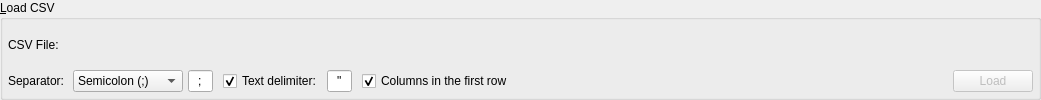
maniac787/pgmodeler, file libs/libgui/ui/widgets/csvloadwidget.ui: the form before one commit.
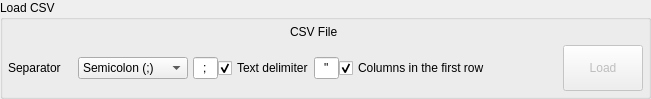
The form after the commit. Icons and pictures are not drawn.

What changed in the file:
```diff
--- a/libs/libgui/ui/widgets/csvloadwidget.ui
+++ b/libs/libgui/ui/widgets/csvloadwidget.ui
@@ -6,14 +6,17 @@
    <rect>
     <x>0</x>
     <y>0</y>
-    <width>1041</width>
-    <height>100</height>
+    <width>651</width>
+    <height>99</height>
    </rect>
   </property>
   <property name="windowTitle">
    <string>Form</string>
   </property>
-  <layout class="QGridLayout" name="gridLayout_2">
+  <layout class="QVBoxLayout" name="verticalLayout_2">
+   <property name="spacing">
+    <number>5</number>
+   </property>
    <property name="leftMargin">
     <number>0</number>
    </property>
@@ -26,27 +29,18 @@
    <property name="bottomMargin">
     <number>0</number>
    </property>
-   <property name="spacing">
-    <number>5</number>
-   </property>
-   <item row="0" column="0">
+   <item>
     <widget class="QGroupBox" name="groupBox">
      <property name="sizePolicy">
-      <sizepolicy hsizetype="Preferred" vsizetype="Fixed">
+      <sizepolicy hsizetype="Preferred" vsizetype="Preferred">
        <horstretch>0</horstretch>
        <verstretch>0</verstretch>
       </sizepolicy>
      </property>
-     <property name="minimumSize">
-      <size>
-       <width>0</width>
-       <height>100</height>
-      </size>
-     </property>
      <property name="title">
-      <string>&amp;Load CSV</string>
+      <string>Load CSV</string>
      </property>
-     <layout class="QGridLayout" name="load_csv_grid">
+     <layout class="QVBoxLayout" name="verticalLayout_3">
       <property name="leftMargin">
        <number>5</number>
       </property>
@@ -59,46 +53,205 @@
       <property name="bottomMargin">
        <number>5</number>
       </property>
-      <property name="spacing">
-       <number>5</number>
-      </property>
-      <item row="0" column="0">
+      <item>
+       <layout class="QHBoxLayout" name="file_lt">
+        <item>
        <widget class="QLabel" name="file_lbl">
+          <property name="sizePolicy">
+           <sizepolicy hsizetype="Fixed" vsizetype="Fixed">
+            <horstretch>0</horstretch>
+            <verstretch>0</verstretch>
+           </sizepolicy>
+          </property>
+          <property name="minimumSize">
+           <size>
+            <width>70</width>
+            <height>0</height>
+           </size>
+          </property>
         <property name="text">
-         <string>CSV File:</string>
+           <string>CSV File</string>
         </property>
        </widget>
       </item>
-      <item row="1" column="0">
+       </layout>
+      </item>
+      <item>
+       <layout class="QHBoxLayout" name="horizontalLayout_6">
+        <property name="spacing">
+         <number>0</number>
+        </property>
+        <property name="rightMargin">
+         <number>0</number>
+        </property>
+        <item>
        <widget class="QLabel" name="separator_lbl">
+          <property name="sizePolicy">
+           <sizepolicy hsizetype="Fixed" vsizetype="Fixed">
+            <horstretch>0</horstretch>
+            <verstretch>0</verstretch>
+           </sizepolicy>
+          </property>
+          <property name="minimumSize">
+           <size>
+            <width>70</width>
+            <height>0</height>
+           </size>
+          </property>
         <property name="text">
-         <string>Separator: </string>
+           <string>Separator </string>
         </property>
        </widget>
       </item>
-      <item row="1" column="4">
-       <spacer name="horizontalSpacer">
-        <property name="orientation">
-         <enum>Qt::Orientation::Horizontal</enum>
-        </property>
-        <property name="sizeType">
-         <enum>QSizePolicy::Policy::Fixed</enum>
-        </property>
-        <property name="sizeHint" stdset="0">
+        <item>
+         <layout class="QHBoxLayout" name="horizontalLayout_3">
+          <property name="spacing">
+           <number>5</number>
+          </property>
+          <item>
+           <widget class="QComboBox" name="separator_cmb">
+            <property name="sizePolicy">
+             <sizepolicy hsizetype="Preferred" vsizetype="Fixed">
+              <horstretch>0</horstretch>
+              <verstretch>0</verstretch>
+             </sizepolicy>
+            </property>
+            <property name="minimumSize">
          <size>
-          <width>5</width>
-          <height>20</height>
-         </size>
-        </property>
-       </spacer>
-      </item>
-      <item row="1" column="5">
+              <width>110</width>
+              <height>0</height>
+             </size>
+            </property>
+            <property name="iconSize">
+             <size>
+              <width>28</width>
+              <height>28</height>
+             </size>
+            </property>
+            <item>
+             <property name="text">
+              <string>Semicolon (;)</string>
+             </property>
+            </item>
+            <item>
+             <property name="text">
+              <string>Comma (,)</string>
+             </property>
+            </item>
+            <item>
+             <property name="text">
+              <string>Space</string>
+             </property>
+            </item>
+            <item>
+             <property name="text">
+              <string>Tabulation</string>
+             </property>
+            </item>
+            <item>
+             <property name="text">
+              <string>Other</string>
+             </property>
+            </item>
+           </widget>
+          </item>
+          <item>
+           <widget class="QLineEdit" name="separator_edt">
+            <property name="sizePolicy">
+             <sizepolicy hsizetype="Minimum" vsizetype="Fixed">
+              <horstretch>0</horstretch>
+              <verstretch>0</verstretch>
+             </sizepolicy>
+            </property>
+            <property name="maximumSize">
+             <size>
+              <width>25</width>
+              <height>16777215</height>
+             </size>
+            </property>
+            <property name="baseSize">
+             <size>
+              <width>0</width>
+              <height>0</height>
+             </size>
+            </property>
+            <property name="text">
+             <string>;</string>
+            </property>
+            <property name="maxLength">
+             <number>2</number>
+            </property>
+            <property name="alignment">
+             <set>Qt::AlignmentFlag::AlignCenter</set>
+            </property>
+           </widget>
+          </item>
+         </layout>
+        </item>
+        <item>
+         <layout class="QHBoxLayout" name="horizontalLayout_2">
+          <property name="spacing">
+           <number>0</number>
+          </property>
+          <item>
+           <widget class="QCheckBox" name="txt_delim_chk">
+            <property name="text">
+             <string>Text delimiter</string>
+            </property>
+            <property name="checked">
+             <bool>true</bool>
+            </property>
+           </widget>
+          </item>
+          <item>
+           <widget class="QLineEdit" name="txt_delim_edt">
+            <property name="enabled">
+             <bool>true</bool>
+            </property>
+            <property name="sizePolicy">
+             <sizepolicy hsizetype="Minimum" vsizetype="Fixed">
+              <horstretch>0</horstretch>
+              <verstretch>0</verstretch>
+             </sizepolicy>
+            </property>
+            <property name="maximumSize">
+             <size>
+              <width>25</width>
+              <height>16777215</height>
+             </size>
+            </property>
+            <property name="baseSize">
+             <size>
+              <width>0</width>
+              <height>0</height>
+             </size>
+            </property>
+            <property name="text">
+             <string>&quot;</string>
+            </property>
+            <property name="maxLength">
+             <number>2</number>
+            </property>
+            <property name="alignment">
+             <set>Qt::AlignmentFlag::AlignCenter</set>
+            </property>
+           </widget>
+          </item>
+         </layout>
+        </item>
+        <item>
        <layout class="QHBoxLayout" name="horizontalLayout">
         <property name="spacing">
          <number>0</number>
         </property>
         <item>
          <widget class="QCheckBox" name="col_names_chk">
+            <property name="sizePolicy">
+             <sizepolicy hsizetype="Preferred" vsizetype="Fixed">
+              <horstretch>0</horstretch>
+              <verstretch>0</verstretch>
+             </sizepolicy>
+            </property>
           <property name="toolTip">
            <string>&lt;p&gt;Use the first row as column names in the CSV file. By unchecking this option the first row is used as data.&lt;/p&gt;</string>
           </property>
@@ -113,9 +266,7 @@
           </property>
          </widget>
         </item>
-       </layout>
-      </item>
-      <item row="1" column="6">
+          <item>
        <spacer name="horizontalSpacer_6">
         <property name="orientation">
          <enum>Qt::Orientation::Horizontal</enum>
@@ -128,7 +279,7 @@
         </property>
        </spacer>
       </item>
-      <item row="1" column="7" colspan="2">
+          <item>
        <widget class="QPushButton" name="load_btn">
         <property name="enabled">
          <bool>false</bool>
@@ -166,158 +317,10 @@
         </property>
        </widget>
       </item>
-      <item row="1" column="1">
-       <layout class="QHBoxLayout" name="horizontalLayout_3">
-        <property name="spacing">
-         <number>5</number>
-        </property>
-        <item>
-         <widget class="QComboBox" name="separator_cmb">
-          <property name="sizePolicy">
-           <sizepolicy hsizetype="Preferred" vsizetype="Fixed">
-            <horstretch>0</horstretch>
-            <verstretch>0</verstretch>
-           </sizepolicy>
-          </property>
-          <property name="minimumSize">
-           <size>
-            <width>110</width>
-            <height>0</height>
-           </size>
-          </property>
-          <property name="iconSize">
-           <size>
-            <width>28</width>
-            <height>28</height>
-           </size>
-          </property>
-          <item>
-           <property name="text">
-            <string>Semicolon (;)</string>
-           </property>
-          </item>
-          <item>
-           <property name="text">
-            <string>Comma (,)</string>
-           </property>
-          </item>
-          <item>
-           <property name="text">
-            <string>Space</string>
-           </property>
-          </item>
-          <item>
-           <property name="text">
-            <string>Tabulation</string>
-           </property>
-          </item>
-          <item>
-           <property name="text">
-            <string>Other</string>
-           </property>
-          </item>
-         </widget>
-        </item>
-        <item>
-         <widget class="QLineEdit" name="separator_edt">
-          <property name="sizePolicy">
-           <sizepolicy hsizetype="Minimum" vsizetype="Fixed">
-            <horstretch>0</horstretch>
-            <verstretch>0</verstretch>
-           </sizepolicy>
-          </property>
-          <property name="maximumSize">
-           <size>
-            <width>25</width>
-            <height>16777215</height>
-           </size>
-          </property>
-          <property name="baseSize">
-           <size>
-            <width>0</width>
-            <height>0</height>
-           </size>
-          </property>
-          <property name="text">
-           <string>;</string>
-          </property>
-          <property name="maxLength">
-           <number>2</number>
-          </property>
-          <property name="alignment">
-           <set>Qt::AlignmentFlag::AlignCenter</set>
-          </property>
-         </widget>
-        </item>
-       </layout>
-      </item>
-      <item row="1" column="3">
-       <layout class="QHBoxLayout" name="horizontalLayout_2">
-        <property name="spacing">
-         <number>5</number>
-        </property>
-        <item>
-         <widget class="QCheckBox" name="txt_delim_chk">
-          <property name="text">
-           <string>Text delimiter:</string>
-          </property>
-          <property name="checked">
-           <bool>true</bool>
-          </property>
-         </widget>
-        </item>
-        <item>
-         <widget class="QLineEdit" name="txt_delim_edt">
-          <property name="enabled">
-           <bool>true</bool>
-          </property>
-          <property name="sizePolicy">
-           <sizepolicy hsizetype="Minimum" vsizetype="Fixed">
-            <horstretch>0</horstretch>
-            <verstretch>0</verstretch>
-           </sizepolicy>
-          </property>
-          <property name="maximumSize">
-           <size>
-            <width>25</width>
-            <height>16777215</height>
-           </size>
-          </property>
-          <property name="baseSize">
-           <size>
-            <width>0</width>
-            <height>0</height>
-           </size>
-          </property>
-          <property name="text">
-           <string>&quot;</string>
-          </property>
-          <property name="maxLength">
-           <number>2</number>
-          </property>
-          <property name="alignment">
-           <set>Qt::AlignmentFlag::AlignCenter</set>
-          </property>
-         </widget>
-        </item>
+         </layout>
+        </item>
        </layout>
       </item>
-      <item row="1" column="2">
-       <spacer name="horizontalSpacer_2">
-        <property name="orientation">
-         <enum>Qt::Orientation::Horizontal</enum>
-        </property>
-        <property name="sizeType">
-         <enum>QSizePolicy::Policy::Fixed</enum>
-        </property>
-        <property name="sizeHint" stdset="0">
-         <size>
-          <width>5</width>
-          <height>20</height>
-         </size>
-        </property>
-       </spacer>
-      </item>
      </layout>
     </widget>
    </item>
```
Left out of the diff: 2 changed lines with no effect on the pictures. Lines whose indentation alone changed are shown as unchanged.
